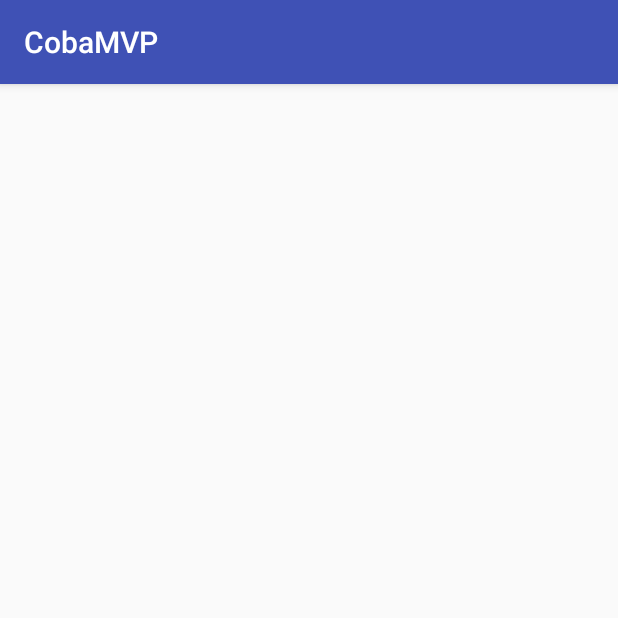
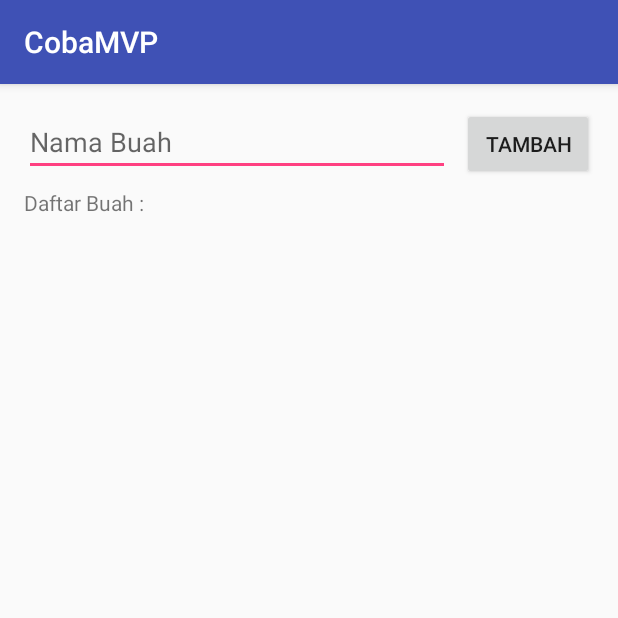
Before and after one commit to tegalan/BelajarAndroidMVP, an Android app: the HomeActivity screen opened directly, with no data from a screen before it, on a phone screen of 412 x 824 dp, the top half of it. Run offline under Robolectric (Android 15) with nearby library versions, the phone set to English and light mode, and no system bars.

Commit message:
Home layout

```diff
--- a/app/build.gradle
+++ b/app/build.gradle
@@ -26,5 +26,6 @@ dependencies {
     })
     compile 'com.android.support:appcompat-v7:24.2.1'
     testCompile 'junit:junit:4.12'
-    compile 'com.android.support.constraint:constraint-layout:1.0.0-alpha8'
+    compile 'com.android.support:recyclerview-v7:24.2.1'
+    compile 'com.android.support.constraint:constraint-layout:1.0.0-alpha9'
 }
--- a/app/src/main/res/layout/activity_home.xml
+++ b/app/src/main/res/layout/activity_home.xml
@@ -1,13 +1,66 @@
 <?xml version="1.0" encoding="utf-8"?>
-<RelativeLayout xmlns:android="http://schemas.android.com/apk/res/android"
+<android.support.constraint.ConstraintLayout xmlns:android="http://schemas.android.com/apk/res/android"
+    xmlns:app="http://schemas.android.com/apk/res-auto"
     xmlns:tools="http://schemas.android.com/tools"
     android:id="@+id/activity_home"
     android:layout_width="match_parent"
     android:layout_height="match_parent"
-    android:paddingBottom="@dimen/activity_vertical_margin"
-    android:paddingLeft="@dimen/activity_horizontal_margin"
-    android:paddingRight="@dimen/activity_horizontal_margin"
-    android:paddingTop="@dimen/activity_vertical_margin"
     tools:context="com.pringstudio.cobamvp.HomeActivity">
 
-</RelativeLayout>
+    <EditText
+        android:layout_width="0dp"
+        android:layout_height="wrap_content"
+        android:ems="10"
+        android:id="@+id/editText"
+        tools:layout_constraintTop_creator="1"
+        android:layout_marginStart="16dp"
+        android:layout_marginTop="16dp"
+        tools:layout_constraintLeft_creator="1"
+        app:layout_constraintLeft_toLeftOf="parent"
+        app:layout_constraintTop_toTopOf="parent"
+        android:layout_marginLeft="16dp"
+        app:layout_constraintRight_toLeftOf="@+id/button"
+        android:layout_marginEnd="8dp"
+        android:layout_marginRight="8dp"
+        android:hint="Nama Buah"
+        tools:layout_constraintRight_creator="1"
+        android:inputType="textCapWords" />
+
+    <Button
+        android:text="Tambah"
+        android:layout_width="0dp"
+        android:layout_height="wrap_content"
+        android:id="@+id/button"
+        android:layout_marginTop="16dp"
+        app:layout_constraintTop_toTopOf="parent"
+        android:layout_marginEnd="16dp"
+        app:layout_constraintRight_toRightOf="parent"
+        android:layout_marginRight="16dp" />
+
+    <android.support.v7.widget.RecyclerView
+        android:layout_width="0dp"
+        android:layout_height="0dp"
+        tools:layout_constraintRight_creator="1"
+        android:layout_marginStart="16dp"
+        android:layout_marginEnd="16dp"
+        app:layout_constraintRight_toRightOf="parent"
+        tools:layout_constraintLeft_creator="1"
+        app:layout_constraintLeft_toLeftOf="parent"
+        android:layout_marginLeft="16dp"
+        android:layout_marginRight="16dp"
+        app:layout_constraintBottom_toBottomOf="parent"
+        android:id="@+id/recyclerView"
+        app:layout_constraintTop_toBottomOf="@+id/textView2"
+        android:layout_marginTop="16dp" />
+
+    <TextView
+        android:text="Daftar Buah :"
+        android:layout_width="wrap_content"
+        android:layout_height="wrap_content"
+        android:id="@+id/textView2"
+        android:layout_marginStart="16dp"
+        app:layout_constraintTop_toBottomOf="@+id/editText"
+        app:layout_constraintLeft_toLeftOf="parent"
+        android:layout_marginLeft="16dp"
+        android:layout_marginTop="8dp" />
+</android.support.constraint.ConstraintLayout>
--- a/app/src/main/res/layout/activity_main.xml
+++ b/app/src/main/res/layout/activity_main.xml
@@ -21,7 +21,6 @@
         android:layout_marginRight="32dp"
         android:layout_marginStart="32dp"
         android:layout_marginLeft="32dp"
-        app:layout_constraintHorizontal_bias="0.46"
         android:hint="Username" />
 
     <EditText
@@ -40,7 +39,7 @@
         android:inputType="textPassword" />
 
     <Button
-        android:text="Button"
+        android:text="Login"
         android:layout_width="0dp"
         android:layout_height="wrap_content"
         android:id="@+id/btn_login"
--- a/build.gradle
+++ b/build.gradle
@@ -5,7 +5,7 @@ buildscript {
         jcenter()
     }
     dependencies {
-        classpath 'com.android.tools.build:gradle:2.2.0'
+        classpath 'com.android.tools.build:gradle:2.2.1'
 
         // NOTE: Do not place your application dependencies here; they belong
         // in the individual module build.gradle files
```
